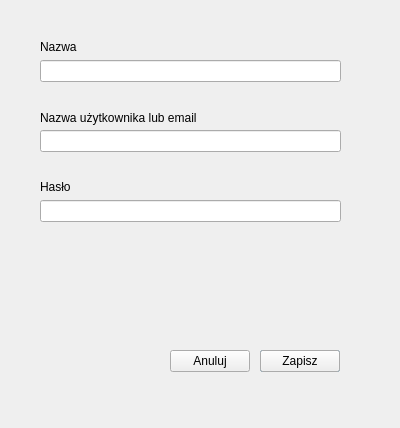
Before: the Qt Designer form gui/PyQt/ui/password_dialog.ui in Kepins/Projects-ScriptingLanguages, drawn with Qt 5.
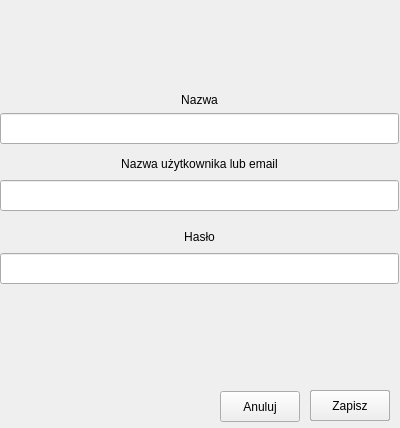
After: the same form once the commit is applied.

The edit to the form file:
```diff
--- a/gui/PyQt/ui/password_dialog.ui
+++ b/gui/PyQt/ui/password_dialog.ui
@@ -16,110 +16,119 @@
   <widget class="QPushButton" name="edit_button">
    <property name="geometry">
     <rect>
-     <x>260</x>
-     <y>350</y>
+     <x>310</x>
+     <y>390</y>
      <width>80</width>
-     <height>22</height>
+     <height>31</height>
     </rect>
    </property>
    <property name="text">
     <string>Edytuj</string>
    </property>
   </widget>
-  <widget class="QLineEdit" name="name_line_edit">
+  <widget class="QPushButton" name="save_button">
    <property name="geometry">
     <rect>
-     <x>40</x>
-     <y>60</y>
-     <width>301</width>
-     <height>22</height>
+     <x>310</x>
+     <y>390</y>
+     <width>80</width>
+     <height>31</height>
     </rect>
    </property>
+   <property name="text">
+    <string>Zapisz</string>
+   </property>
   </widget>
-  <widget class="QLineEdit" name="username_line_edit">
+  <widget class="QPushButton" name="cancel_button">
    <property name="geometry">
     <rect>
-     <x>40</x>
-     <y>130</y>
-     <width>301</width>
-     <height>22</height>
+     <x>220</x>
+     <y>391</y>
+     <width>80</width>
+     <height>31</height>
     </rect>
+   </property>
+   <property name="text">
+    <string>Anuluj</string>
+   </property>
+  </widget>
+  <widget class="QLabel" name="label_3">
+   <property name="geometry">
+    <rect>
+     <x>0</x>
+     <y>153</y>
+     <width>399</width>
+     <height>21</height>
+    </rect>
+   </property>
+   <property name="text">
+    <string>Nazwa użytkownika lub email</string>
+   </property>
+   <property name="alignment">
+    <set>Qt::AlignCenter</set>
    </property>
   </widget>
   <widget class="QLineEdit" name="password_line_edit">
    <property name="geometry">
     <rect>
-     <x>40</x>
-     <y>200</y>
-     <width>301</width>
-     <height>22</height>
+     <x>0</x>
+     <y>253</y>
+     <width>399</width>
+     <height>31</height>
     </rect>
    </property>
   </widget>
   <widget class="QLabel" name="label_2">
    <property name="geometry">
     <rect>
-     <x>40</x>
-     <y>180</y>
-     <width>57</width>
-     <height>14</height>
+     <x>0</x>
+     <y>226</y>
+     <width>399</width>
+     <height>21</height>
     </rect>
    </property>
    <property name="text">
     <string>Hasło</string>
    </property>
-  </widget>
-  <widget class="QLabel" name="label_3">
-   <property name="geometry">
-    <rect>
-     <x>40</x>
-     <y>110</y>
-     <width>301</width>
-     <height>16</height>
-    </rect>
-   </property>
-   <property name="text">
-    <string>Nazwa użytkownika lub email</string>
+   <property name="alignment">
+    <set>Qt::AlignCenter</set>
    </property>
   </widget>
   <widget class="QLabel" name="label_4">
    <property name="geometry">
     <rect>
-     <x>40</x>
-     <y>40</y>
-     <width>57</width>
+     <x>0</x>
+     <y>93</y>
+     <width>399</width>
      <height>14</height>
     </rect>
    </property>
    <property name="text">
     <string>Nazwa</string>
    </property>
+   <property name="alignment">
+    <set>Qt::AlignCenter</set>
+   </property>
   </widget>
-  <widget class="QPushButton" name="save_button">
+  <widget class="QLineEdit" name="name_line_edit">
    <property name="geometry">
     <rect>
-     <x>260</x>
-     <y>350</y>
-     <width>80</width>
-     <height>22</height>
+     <x>0</x>
+     <y>113</y>
+     <width>399</width>
+     <height>31</height>
     </rect>
    </property>
-   <property name="text">
-    <string>Zapisz</string>
-   </property>
   </widget>
-  <widget class="QPushButton" name="cancel_button">
+  <widget class="QLineEdit" name="username_line_edit">
    <property name="geometry">
     <rect>
-     <x>170</x>
-     <y>350</y>
-     <width>80</width>
-     <height>22</height>
+     <x>0</x>
+     <y>180</y>
+     <width>399</width>
+     <height>31</height>
     </rect>
    </property>
-   <property name="text">
-    <string>Anuluj</string>
-   </property>
   </widget>
  </widget>
  <resources/>
```
